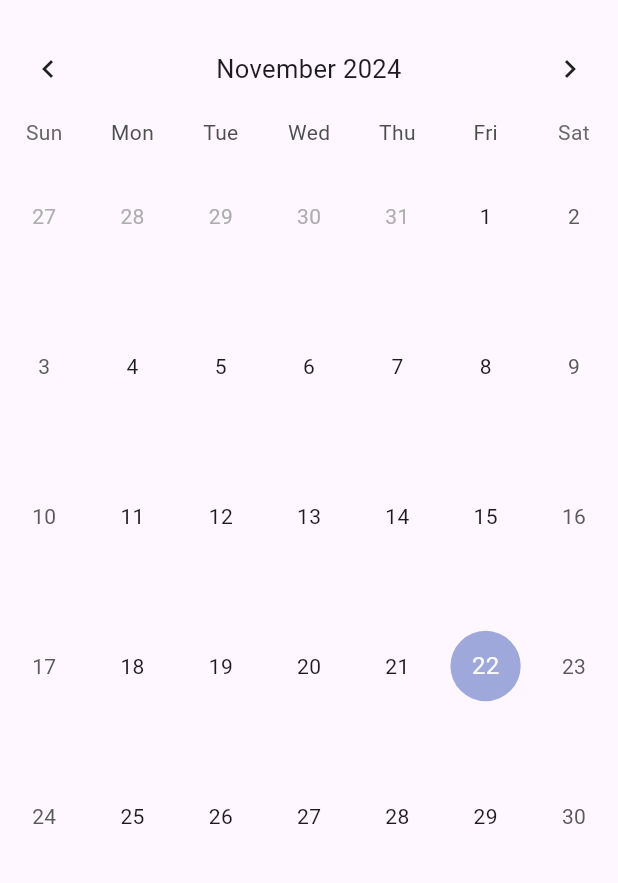
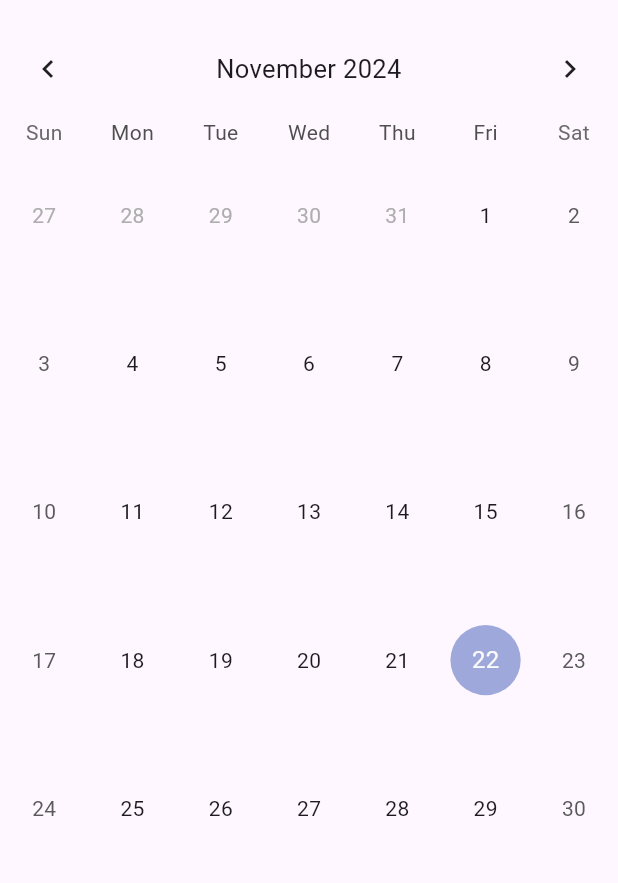
Before and after one commit to avizitRX/sunrise_signal, a Flutter app: the screen it shows after launch, on a phone screen of 412 x 824 dp, the part 63-946 px from its top. Run offline on Flutter 3.47's test engine with Material 3 defaults, Android fonts, the light colour scheme and no system bars; drawn by our look-alikes of table_calendar; our stand-ins replace device_info_plus, file_picker, fl_chart, flutter_secure_storage, local_auth, permission_handler.

Commit message:
fix: not loading data in calendar

```diff
--- a/lib/features/analytics/analytics_page.dart
+++ b/lib/features/analytics/analytics_page.dart
@@ -247,8 +247,9 @@ class _AnalyticsPageState extends State<AnalyticsPage> {
     return Expanded(
       child: Card(
         color: color.withOpacity(0.5),
+        margin: const EdgeInsets.all(2),
         child: Padding(
-          padding: const EdgeInsets.fromLTRB(5, 15, 5, 15),
+          padding: const EdgeInsets.fromLTRB(0, 15, 0, 15),
           child: Column(
             children: [
               Text(
--- a/lib/features/calendar/calendar_page.dart
+++ b/lib/features/calendar/calendar_page.dart
@@ -23,6 +23,14 @@ class _CalendarPageState extends State<CalendarPage> {
   @override
   void initState() {
     super.initState();
+    _loadLogs();
+  }
+
+  Future<void> _loadLogs() async {
+    final logs = await _storageService.loadLogs();
+    setState(() {
+      _logs = logs;
+    });
   }
 
   Future<void> _saveLog(
@@ -304,15 +312,14 @@ class _CalendarPageState extends State<CalendarPage> {
           ),
         ],
       ),
-      body: SingleChildScrollView(
-        child: TableCalendar(
+      body: TableCalendar(
         calendarStyle: const CalendarStyle(
           selectedDecoration: BoxDecoration(
             color: Colors.red,
           ),
         ),
         focusedDay: _focusedDay,
-          rowHeight: 100,
+        rowHeight: MediaQuery.of(context).size.height * 0.12,
         firstDay: DateTime(2000),
         lastDay: DateTime(2100),
         calendarFormat: CalendarFormat.month,
@@ -366,7 +373,6 @@ class _CalendarPageState extends State<CalendarPage> {
           },
         ),
       ),
-      ),
     );
   }
 }
```
Lines whose indentation alone changed are shown as unchanged.
